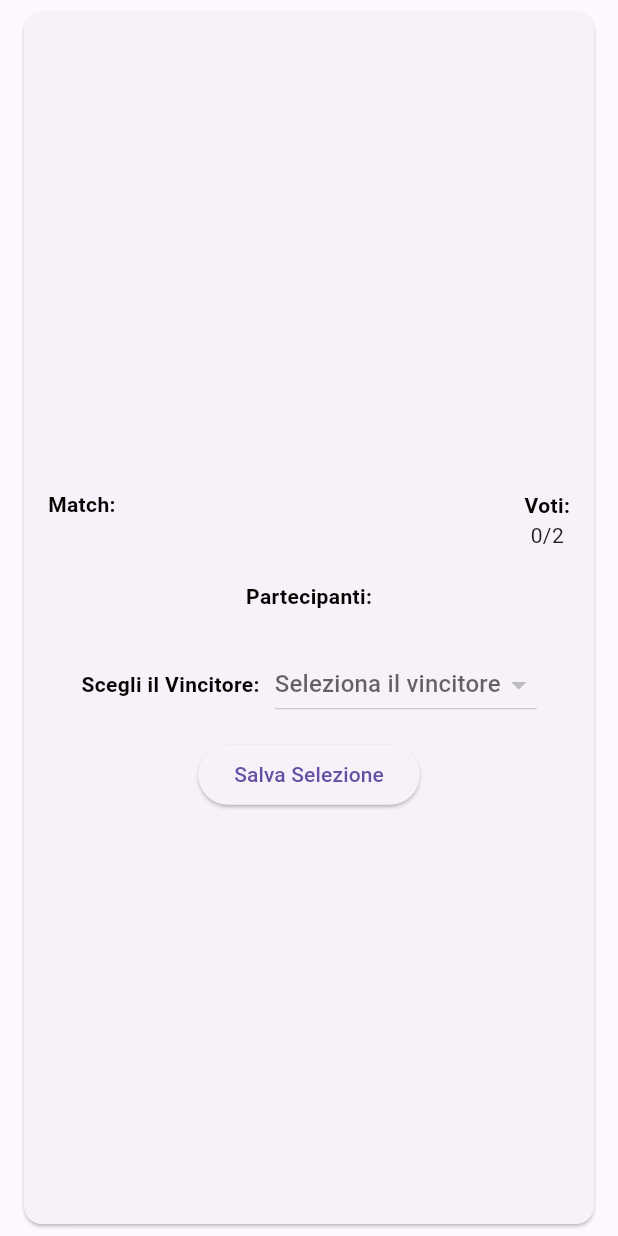
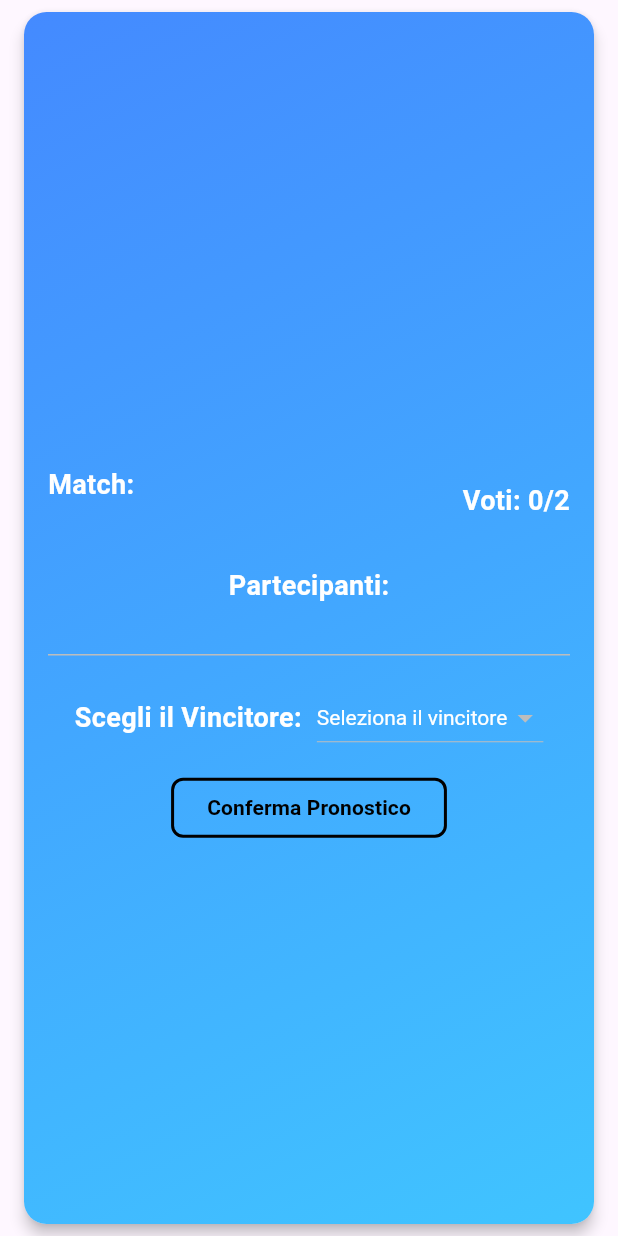
Before and after one commit to morenoboasso/wwe-sus, a Flutter app: the MatchCardItem widget shown alone on an empty page, opened directly with empty values, on a phone screen of 412 x 824 dp. Run offline on Flutter 3.47's test engine with Material 3 defaults, Android fonts, the phone set to English and light mode, and no system bars; our stand-ins replace auto_size_text, cloud_firestore, firebase_core, get, get_storage, vibration; accounts and stored records are empty.

Commit message:
new cards ui

```diff
--- a/lib/style/text_style.dart
+++ b/lib/style/text_style.dart
@@ -22,10 +22,13 @@ class MemoText {
 
   //match card items
   static TextStyle get ppvText => const TextStyle(
-      color: ColorsBets.blackHD, fontSize: 16, fontWeight: FontWeight.w600
+      color: ColorsBets.whiteHD, fontSize: 20, fontWeight: FontWeight.bold
   );
   static TextStyle get secondRowMatchInfo => const TextStyle(
-      color: ColorsBets.blackHD, fontSize: 14, fontWeight: FontWeight.bold
+      color: ColorsBets.whiteHD, fontSize: 18, fontWeight: FontWeight.bold
+  );
+  static TextStyle get thirdRowMatchInfo => const TextStyle(
+      color: ColorsBets.whiteHD, fontSize: 14
   );
   static TextStyle get noMatches => const TextStyle(color: ColorsBets.whiteHD,fontSize: 14);
 }
--- a/lib/widgets/match_card_item.dart
+++ b/lib/widgets/match_card_item.dart
@@ -2,6 +2,7 @@ import 'package:flutter/material.dart';
 import 'package:wwe_bets/services/db_service.dart';
 import 'package:wwe_bets/widgets/common/custom_snackbar.dart';
 
+import '../style/color_style.dart';
 import '../style/text_style.dart';
 
 class MatchCardItem extends StatefulWidget {
@@ -34,71 +35,110 @@ class MatchCardItem extends StatefulWidget {
 
 class _MatchCardItemState extends State<MatchCardItem> {
   String? _selectedWrestler;
+  String? userSelection;
+  int? voteCount;
+  bool isLoading = true;
+  bool hasError = false;
+
+  @override
+  void initState() {
+    super.initState();
+    _fetchData();
+  }
+
+  Future<void> _fetchData() async {
+    try {
+      final results = await Future.wait([
+        widget.dbService.getUserSelection(widget.matchId),
+        widget.dbService.getVoteCount(widget.matchId),
+      ]);
+      setState(() {
+        userSelection = results[0] as String?;
+        voteCount = results[1] as int;
+        isLoading = false;
+      });
+    } catch (e) {
+      setState(() {
+        hasError = true;
+        isLoading = false;
+      });
+    }
+  }
 
   @override
   Widget build(BuildContext context) {
-    return FutureBuilder<List<dynamic>>(
-      future: Future.wait([
-        widget.dbService.getUserSelection(widget.matchId),
-        widget.dbService.getVoteCount(widget.matchId),
-      ]),
-      builder: (context, snapshot) {
-        if (snapshot.connectionState == ConnectionState.waiting) {
-          return const Center(child: CircularProgressIndicator(color: Colors.white,));
+    if (isLoading) {
+      return const Center(child: CircularProgressIndicator(color: Colors.white));
     }
 
-        if (snapshot.hasError) {
+    if (hasError) {
       return const Center(child: Text('Errore nel recupero dei dati.'));
     }
-
-        final results = snapshot.data;
-        final userSelection = results?[0] as String?;
-        final voteCount = results?[1] as int;
 
     final isSubmitted = widget.isVoteSubmitted[widget.matchId] ?? false;
 
     return Card(
+      elevation: 4.0,
+      shape: RoundedRectangleBorder(
+        borderRadius: BorderRadius.circular(15.0),
+      ),
       margin: const EdgeInsets.symmetric(horizontal: 16.0, vertical: 8.0),
+      child: Container(
+        decoration: BoxDecoration(
+          gradient: const LinearGradient(
+            colors: [Colors.blueAccent, Colors.lightBlueAccent],
+            begin: Alignment.topLeft,
+            end: Alignment.bottomRight,
+          ),
+          borderRadius: BorderRadius.circular(15.0),
+        ),
         child: Padding(
           padding: const EdgeInsets.all(16.0),
           child: Column(
             crossAxisAlignment: CrossAxisAlignment.center,
             mainAxisAlignment: MainAxisAlignment.center,
             children: <Widget>[
-                // ppv
-                Center(child: Text(widget.payperview, style: MemoText.ppvText,),),
+              Center(
+                child: Text(
+                  widget.payperview,
+                  style: MemoText.ppvText
+                ),
+              ),
               const SizedBox(height: 20.0),
-                // tipo match + titolo + vote count
               Row(
                 mainAxisAlignment: MainAxisAlignment.spaceBetween,
                 children: [
                   Column(
                     crossAxisAlignment: CrossAxisAlignment.center,
+                    mainAxisAlignment: MainAxisAlignment.center,
                     children: [
-                        Text('Match:', style: MemoText.secondRowMatchInfo,),
-                        Text(widget.type),
+                      Row(
+                        children: [
+                          Text('Match:', style: MemoText.secondRowMatchInfo),
+                        ],
+                      ),
+                      Text(widget.type, style: MemoText.thirdRowMatchInfo),
                     ],
                   ),
                   if (widget.title.isNotEmpty)
                     Column(
                       crossAxisAlignment: CrossAxisAlignment.center,
                       children: [
-                          Text('Titolo in palio:', style: MemoText.secondRowMatchInfo,),
-                          Text(widget.title),
+                        Text('Titolo in palio:', style: MemoText.secondRowMatchInfo.copyWith(color: Colors.white)),
+                        Text(widget.title, style: MemoText.thirdRowMatchInfo),
                       ],
                     ),
-                    Column(
+                  Row(
                     crossAxisAlignment: CrossAxisAlignment.center,
                     children: [
-                        Text('Voti:', style: MemoText.secondRowMatchInfo,),
-                        Text('$voteCount/2')
+                      Text('Voti: ', style: MemoText.secondRowMatchInfo),
+                      Text('$voteCount/2', style: MemoText.secondRowMatchInfo),
                     ],
                   ),
                 ],
               ),
-
               const SizedBox(height: 20.0),
-                Text('Partecipanti:', style: MemoText.secondRowMatchInfo,),
+              Text('Partecipanti:', style: MemoText.secondRowMatchInfo.copyWith(color: Colors.white)),
               const SizedBox(height: 5.0),
               Row(
                 mainAxisAlignment: MainAxisAlignment.spaceEvenly,
@@ -107,19 +147,21 @@ class _MatchCardItemState extends State<MatchCardItem> {
                     crossAxisAlignment: CrossAxisAlignment.start,
                     children: widget.wrestlers
                         .take((widget.wrestlers.length / 2).ceil())
-                          .map((wrestler) => Text('• $wrestler'))
+                        .map((wrestler) => Text('• $wrestler', style: MemoText.thirdRowMatchInfo))
                         .toList(),
                   ),
                   Column(
                     crossAxisAlignment: CrossAxisAlignment.start,
                     children: widget.wrestlers
                         .skip((widget.wrestlers.length / 2).ceil())
-                          .map((wrestler) => Text('• $wrestler'))
+                        .map((wrestler) => Text('• $wrestler', style: MemoText.thirdRowMatchInfo))
                         .toList(),
                   ),
                 ],
               ),
               const SizedBox(height: 20.0),
+              Divider(color: Colors.grey.shade400, thickness: 1),
+              const SizedBox(height: 10.0),
               if (userSelection == null && !isSubmitted)
                 Column(
                   crossAxisAlignment: CrossAxisAlignment.start,
@@ -127,15 +169,36 @@ class _MatchCardItemState extends State<MatchCardItem> {
                     Row(
                       mainAxisAlignment: MainAxisAlignment.center,
                       children: [
-                          Text('Scegli il Vincitore:', style: MemoText.secondRowMatchInfo,),
-                          const SizedBox(width: 10,),
+                        Text('Scegli il Vincitore:', style: MemoText.secondRowMatchInfo.copyWith(color: Colors.white)),
+                        const SizedBox(width: 10),
                         DropdownButton<String>(
+                          dropdownColor: ColorsBets.blackHD,
+                          iconEnabledColor: ColorsBets.whiteHD,
+                          style:  const TextStyle(color: ColorsBets.whiteHD),
                           value: _selectedWrestler,
                           items: widget.selectableWrestlers.map<DropdownMenuItem<String>>((String wrestler) {
                             return DropdownMenuItem<String>(
                               value: wrestler,
-                                child: Text(wrestler),
+                              child: Container(
+                                padding: const EdgeInsets.symmetric(vertical: 8.0, horizontal: 12.0),
+                                child: Row(
+                                  children: [
+                                    const Text("•"),
+                                    const SizedBox(width: 4.0),
+                                    Text(
+                                      wrestler,
+                                      style: const TextStyle(
+                                        color: ColorsBets.whiteHD,
+                                        fontSize: 14,
+                                        fontWeight: FontWeight.bold,
+                                        letterSpacing: 1.0,
+                                      ),
+                                    ),
+                                  ],
+                                ),
+                              ),
                             );
+
                           }).toList(),
                           onChanged: isSubmitted ? null : (String? newValue) {
                             setState(() {
@@ -143,7 +206,7 @@ class _MatchCardItemState extends State<MatchCardItem> {
                             });
                           },
                           isExpanded: false,
-                            hint: const Text('Seleziona il vincitore'),
+                          hint:  Text('Seleziona il vincitore',style: MemoText.thirdRowMatchInfo),
                         ),
                       ],
                     ),
@@ -173,8 +236,20 @@ class _MatchCardItemState extends State<MatchCardItem> {
                             ).show();
                           }
                         },
-                          child: const Text('Salva Selezione'),
+                        style: ElevatedButton.styleFrom(
+                          backgroundColor: Colors.transparent,
+                          side: const BorderSide(color: Colors.black, width: 2.0),
+                          shape: RoundedRectangleBorder(
+                            borderRadius: BorderRadius.circular(8.0),
                           ),
+                          elevation: 0,
+                        ),
+                        child: const Text(
+                          'Conferma Pronostico',
+                          style: TextStyle(color: Colors.black,fontWeight: FontWeight.bold),
+                        ),
+                      ),
+
                     ),
                   ],
                 )
@@ -183,16 +258,15 @@ class _MatchCardItemState extends State<MatchCardItem> {
                   crossAxisAlignment: CrossAxisAlignment.center,
                   mainAxisAlignment: MainAxisAlignment.center,
                   children: [
-                      Text('Hai votato:', style: MemoText.secondRowMatchInfo,),
-                      const SizedBox(width: 10,),
-                      Text(userSelection ?? ''),
+                    Text('Hai votato:', style: MemoText.secondRowMatchInfo.copyWith(color: Colors.white)),
+                    const SizedBox(width: 10),
+                    Text(userSelection ?? '', style: TextStyle(color: Colors.white)),
                   ],
                 ),
             ],
           ),
         ),
-        );
-      },
+      ),
     );
   }
 }
```
Lines whose indentation alone changed are shown as unchanged.
